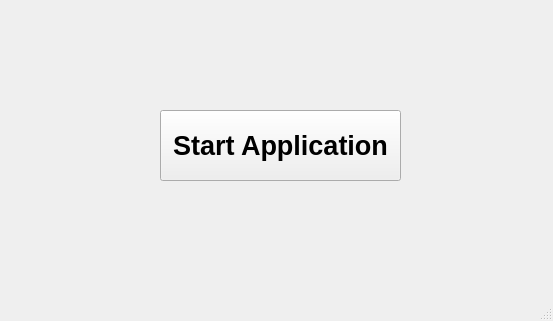
First picture: the form in starting_screen.ui, repository Nourreddine1920/Serial_Port_COM, before the edit.
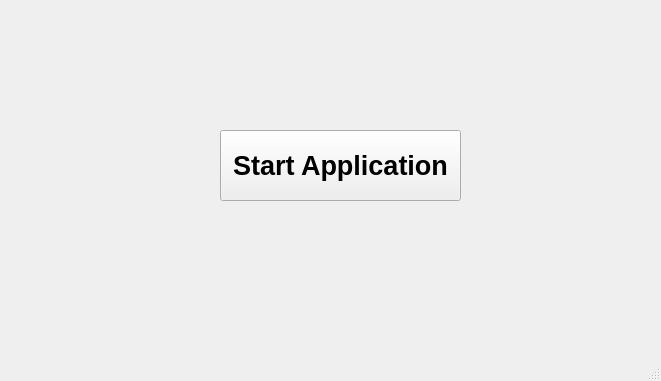
Second picture: the form after the edit.

What changed in the file:
```diff
--- a/starting_screen.ui
+++ b/starting_screen.ui
@@ -6,8 +6,8 @@
    <rect>
     <x>0</x>
     <y>0</y>
-    <width>553</width>
-    <height>321</height>
+    <width>661</width>
+    <height>381</height>
    </rect>
   </property>
   <property name="windowTitle">
@@ -17,8 +17,8 @@
    <widget class="QWidget" name="widget" native="true">
     <property name="geometry">
      <rect>
-      <x>100</x>
-      <y>40</y>
+      <x>160</x>
+      <y>60</y>
       <width>351</width>
       <height>191</height>
      </rect>
```
Left out of the diff: 15 changed lines with no effect on the pictures.
